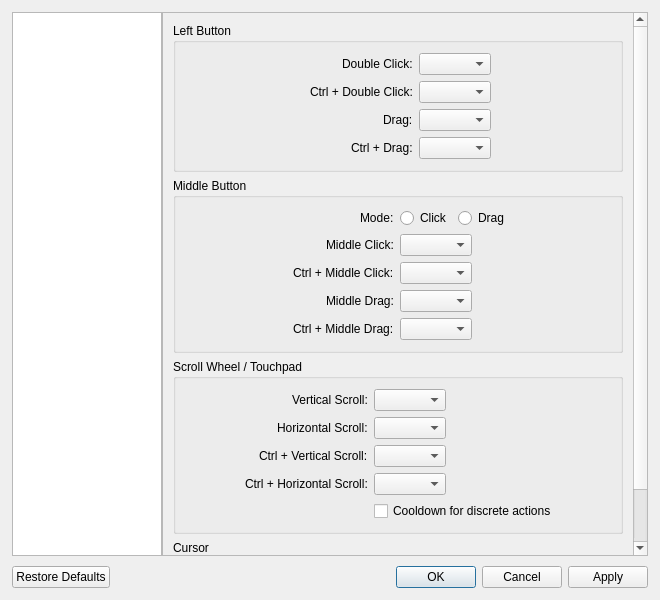
Old version of the form src/qvoptionsdialog.ui in the repository mohammad-alisafaee/qView.
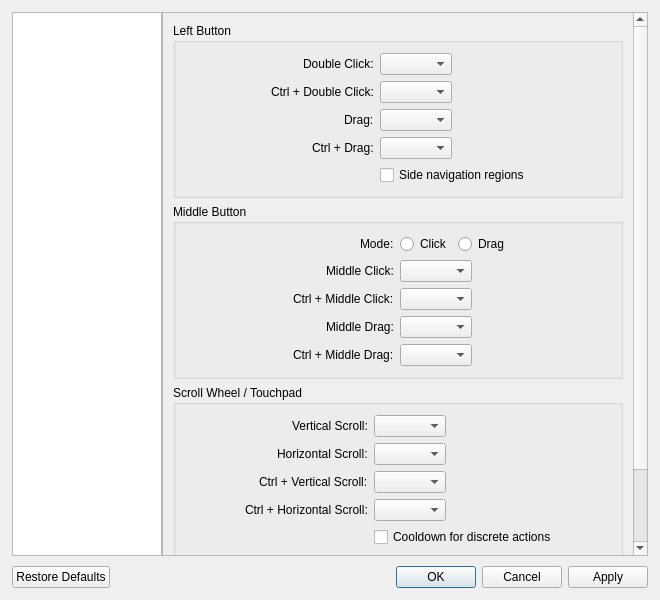
New version of the form. The open tabs and pages were chosen to show the change.

Commit message: Option to navigate when clicking the left/right sides of the viewport

What changed in the file:
```diff
--- a/src/qvoptionsdialog.ui
+++ b/src/qvoptionsdialog.ui
@@ -1025,7 +1025,7 @@
            <x>0</x>
            <y>0</y>
            <width>467</width>
-           <height>675</height>
+           <height>698</height>
           </rect>
          </property>
          <property name="sizePolicy">
@@ -1114,6 +1114,16 @@
              <item row="3" column="1">
               <widget class="QComboBox" name="altDragComboBox"/>
              </item>
+             <item row="4" column="1">
+              <widget class="QCheckBox" name="navigationRegionsCheckbox">
+               <property name="toolTip">
+                <string>Navigate when clicking on the left/right edges of the viewport</string>
+               </property>
+               <property name="text">
+                <string>Side navigation regions</string>
+               </property>
+              </widget>
+             </item>
             </layout>
            </widget>
           </item>
```
The commit also changes 5 other files.
